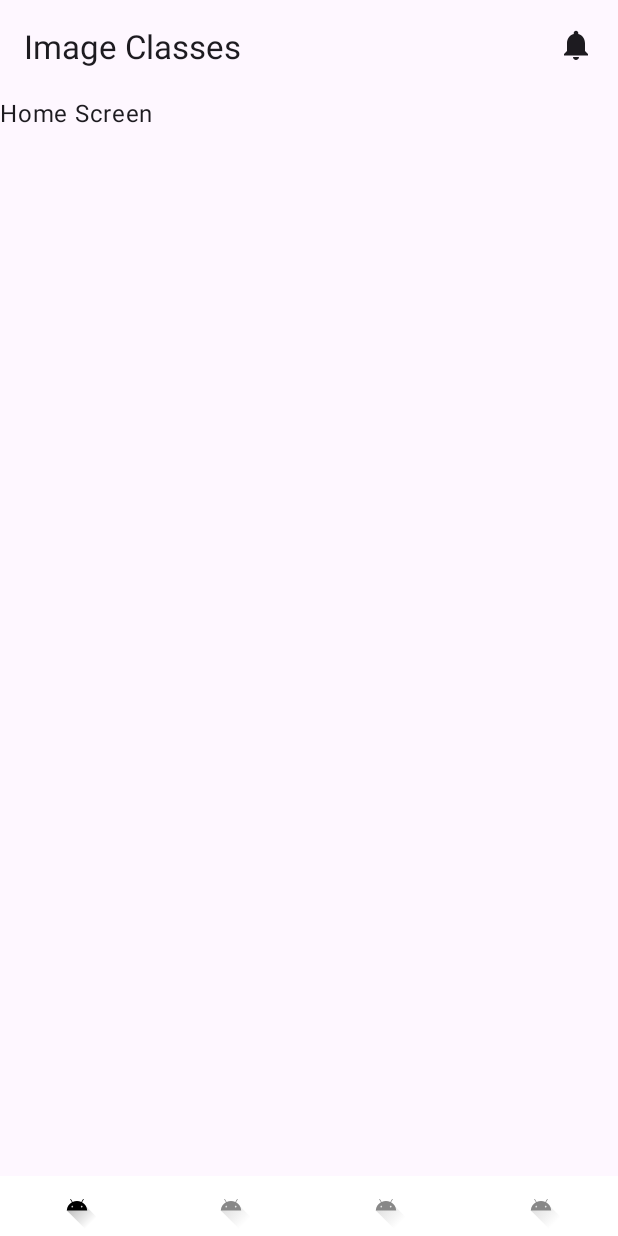
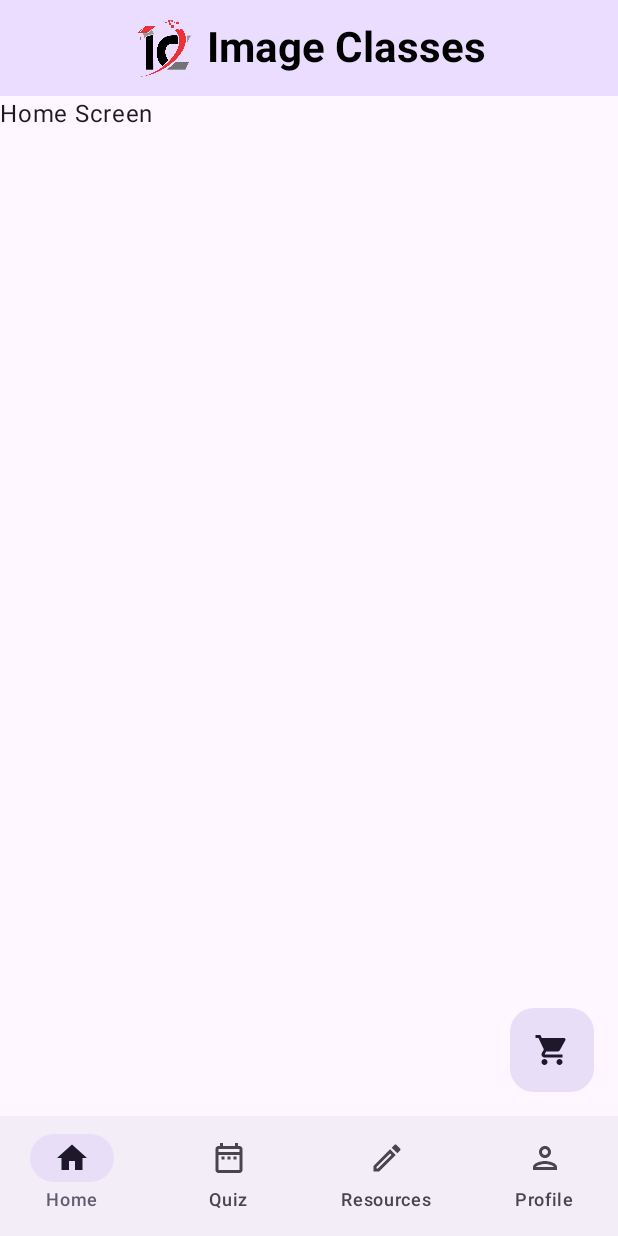
Before and after one commit to sadiquereyaz/best-book, an Android app built with Jetpack Compose: the screen it shows after launch (MainActivity), on a phone screen of 412 x 824 dp. Run offline under Robolectric (Android 15) with nearby library versions, the phone set to English and light mode, and no system bars; 1 statement that could not run was skipped.

Commit message:
app bar implemented

```diff
--- a/app/src/main/java/com/imageclasses/imageclasses/ui/AppNavigation.kt
+++ b/app/src/main/java/com/imageclasses/imageclasses/ui/AppNavigation.kt
@@ -4,18 +4,59 @@ import androidx.compose.foundation.layout.Row
 import androidx.compose.foundation.layout.Spacer
 import androidx.compose.foundation.layout.padding
 import androidx.compose.material.icons.Icons
+import androidx.compose.material.icons.filled.Add
+import androidx.compose.material.icons.filled.Check
+import androidx.compose.material.icons.filled.DateRange
+import androidx.compose.material.icons.filled.Edit
+import androidx.compose.material.icons.filled.Favorite
+import androidx.compose.material.icons.filled.Home
+import androidx.compose.material.icons.filled.Star
+import androidx.compose.material.icons.outlined.FavoriteBorder
+import androidx.compose.material.icons.outlined.Home
+import androidx.compose.material3.Icon
+import androidx.compose.material3.NavigationBar
+import androidx.compose.material3.NavigationBarItem
+import androidx.compose.material3.Text
+import androidx.compose.runtime.mutableIntStateOf
+import androidx.compose.runtime.remember
+
+import androidx.compose.material.icons.filled.Favorite
+import androidx.compose.material.icons.filled.Home
 import androidx.compose.material.icons.filled.Notifications
+import androidx.compose.material.icons.filled.Person
+import androidx.compose.material.icons.filled.ShoppingCart
+import androidx.compose.material.icons.filled.Star
+import androidx.compose.material.icons.outlined.FavoriteBorder
+import androidx.compose.material.icons.outlined.Home
+import androidx.compose.material3.BottomAppBar
+import androidx.compose.material3.BottomAppBarDefaults
+import androidx.compose.material3.CenterAlignedTopAppBar
 import androidx.compose.material3.ExperimentalMaterial3Api
+import androidx.compose.material3.FloatingActionButton
+import androidx.compose.material3.FloatingActionButtonDefaults
 import androidx.compose.material3.Icon
+import androidx.compose.material3.IconButton
+import androidx.compose.material3.MaterialTheme
+import androidx.compose.material3.NavigationBar
+import androidx.compose.material3.NavigationBarItem
 import androidx.compose.material3.Scaffold
 import androidx.compose.material3.Text
 import androidx.compose.material3.TopAppBar
+import androidx.compose.material3.TopAppBarDefaults
+import androidx.compose.material3.TopAppBarScrollBehavior
+import androidx.compose.material3.rememberTopAppBarState
 import androidx.compose.runtime.Composable
 import androidx.compose.runtime.LaunchedEffect
 import androidx.compose.runtime.getValue
+import androidx.compose.runtime.mutableIntStateOf
+import androidx.compose.runtime.remember
+import androidx.compose.runtime.setValue
 import androidx.compose.ui.Modifier
 import androidx.compose.ui.graphics.BlendMode.Companion.Screen
+import androidx.compose.ui.text.font.FontWeight
+import androidx.compose.ui.text.style.TextOverflow
 import androidx.compose.ui.unit.dp
+import androidx.compose.ui.unit.sp
 import androidx.navigation.NavHostController
 import androidx.navigation.compose.NavHost
 import androidx.navigation.compose.composable
@@ -23,6 +64,7 @@ import androidx.navigation.compose.currentBackStackEntryAsState
 import androidx.navigation.compose.rememberNavController
 import androidx.navigation.navigation
 import com.imageclasses.imageclasses.navigation.DestinationScreen
+import com.imageclasses.imageclasses.ui.components.ImageClassesTitle
 import com.imageclasses.imageclasses.ui.feature.account.profile.ProfileScreen
 import com.imageclasses.imageclasses.ui.feature.account.auth.AuthScreen
 import com.imageclasses.imageclasses.ui.feature.bookList.BookListScreen
@@ -32,20 +74,26 @@ import com.treeto.treeto.ui.feature.home.HomeScreen
 @Composable
 fun AppNavigation(modifier: Modifier = Modifier) {
     val navController: NavHostController = rememberNavController()
+    val scrollBehavior = TopAppBarDefaults.pinnedScrollBehavior(rememberTopAppBarState())
     Scaffold(
         topBar = {
-            TopAppBar(
+            CenterAlignedTopAppBar(
                 title = {
-                    Row {
-                        Text(text = "Image Classes")
-                        Spacer(Modifier.weight(1f))
-                        Icon(
-                            imageVector = Icons.Default.Notifications,
-                            contentDescription = "Notifications",
-                            modifier = Modifier.padding(end = 16.dp)
-                        )
-                    }
-                }
+                    if (true) ImageClassesTitle()
+                    else Text(
+                        text = "Heading",
+                        modifier = Modifier,
+                        fontWeight = FontWeight.Bold,
+//                        fontSize = 28.sp,
+                        maxLines = 1,
+                        overflow = TextOverflow.Ellipsis
+                    )
+                },
+                colors = TopAppBarDefaults.topAppBarColors(
+                    containerColor = MaterialTheme.colorScheme.primaryContainer,
+                    titleContentColor = MaterialTheme.colorScheme.primary,
+                ),
+                scrollBehavior = scrollBehavior
             )
         },
         bottomBar = {
@@ -53,12 +101,23 @@ fun AppNavigation(modifier: Modifier = Modifier) {
                 selectedItem = BottomNavigationItem.HOME,
                 navController = navController
             )
+
+
+        },
+        floatingActionButton = {
+            FloatingActionButton(
+                onClick = { /* do something */ },
+                containerColor = BottomAppBarDefaults.bottomAppBarFabColor,
+                elevation = FloatingActionButtonDefaults.bottomAppBarFabElevation()
+            ) {
+                Icon(Icons.Filled.ShoppingCart, "Localized description")
+            }
         }
     ) { innerPadding ->
         val isLoggedIn = isLoggedIn()
         LaunchedEffect(isLoggedIn) {
             if (!isLoggedIn) {
-                navController.navigate(DestinationScreen.auth.route){
+                navController.navigate(DestinationScreen.auth.route) {
                     popUpTo(DestinationScreen.auth.route) { inclusive = true }
                 }
             }
@@ -71,7 +130,7 @@ fun AppNavigation(modifier: Modifier = Modifier) {
             navigation(
                 route = DestinationScreen.ots.route,
                 startDestination = DestinationScreen.intro.route
-            ){
+            ) {
                 composable(route = DestinationScreen.intro.route) {
                     //IntroScreen()
                 }
--- a/app/src/main/java/com/imageclasses/imageclasses/ui/BottomNavigationMenu.kt
+++ b/app/src/main/java/com/imageclasses/imageclasses/ui/BottomNavigationMenu.kt
@@ -1,45 +1,59 @@
 package com.imageclasses.imageclasses.ui
 
-import androidx.compose.foundation.Image
-import androidx.compose.foundation.background
-import androidx.compose.foundation.clickable
-import androidx.compose.foundation.layout.Row
-import androidx.compose.foundation.layout.fillMaxWidth
-import androidx.compose.foundation.layout.padding
-import androidx.compose.foundation.layout.size
-import androidx.compose.foundation.layout.wrapContentHeight
+import android.graphics.drawable.Icon
+import androidx.compose.material.icons.Icons
+import androidx.compose.material.icons.filled.DateRange
+import androidx.compose.material.icons.filled.Edit
+import androidx.compose.material.icons.filled.Favorite
+import androidx.compose.material.icons.filled.Home
+import androidx.compose.material.icons.filled.Person
+import androidx.compose.material.icons.filled.Star
+import androidx.compose.material.icons.outlined.DateRange
+import androidx.compose.material.icons.outlined.Edit
+import androidx.compose.material.icons.outlined.FavoriteBorder
+import androidx.compose.material.icons.outlined.Home
+import androidx.compose.material.icons.outlined.Person
+import androidx.compose.material3.Icon
+import androidx.compose.material3.NavigationBar
+import androidx.compose.material3.NavigationBarItem
+import androidx.compose.material3.Text
 import androidx.compose.runtime.Composable
-import androidx.compose.ui.Modifier
-import androidx.compose.ui.graphics.Color
-import androidx.compose.ui.graphics.ColorFilter
-import androidx.compose.ui.res.painterResource
-import androidx.compose.ui.unit.dp
+import androidx.compose.runtime.getValue
+import androidx.compose.runtime.mutableStateOf
+import androidx.compose.runtime.remember
+import androidx.compose.runtime.setValue
+import androidx.compose.ui.graphics.vector.ImageVector
 import androidx.navigation.NavController
 import com.imageclasses.imageclasses.R
 import com.imageclasses.imageclasses.navigation.DestinationScreen
 
 enum class BottomNavigationItem(
-    val icon: Int,
+    val selectedIcon: ImageVector,
+    val unSelectedIcon: ImageVector,
     val title: String,
     val destinationScreen: DestinationScreen
 ) {
     HOME(
-        icon = R.drawable.ic_launcher_foreground,
+        selectedIcon = Icons.Filled.Home,
+        unSelectedIcon = Icons.Outlined.Home,
         title = "Home",
         destinationScreen = DestinationScreen.home
     ),
     QUIZ(
-        icon = R.drawable.ic_launcher_foreground,
+        selectedIcon = Icons.Filled.DateRange,
+        unSelectedIcon = Icons.Outlined.DateRange,
         title = "Quiz",
         destinationScreen = DestinationScreen.userProfile
     ),
     USER_RESOURCES(
-        icon = R.drawable.ic_launcher_foreground,
+        selectedIcon = Icons.Filled.Edit,
+        unSelectedIcon = Icons.Outlined.Edit,
         title = "Resources",
         destinationScreen = DestinationScreen.home
     ),
     PROFILE(
-        icon = R.drawable.ic_launcher_foreground,
+        selectedIcon = Icons.Filled.Person,
+        unSelectedIcon = Icons.Outlined.Person,
         title = "Profile",
         destinationScreen = DestinationScreen.userProfile
     ),
@@ -47,30 +61,29 @@ enum class BottomNavigationItem(
 
 @Composable
 fun BottomNavigationMenu(
-    selectedItem: BottomNavigationItem,
     navController: NavController
 ) {
-    Row(
-        modifier = Modifier
-            .fillMaxWidth()
-            .wrapContentHeight()
-            .padding(top = 4.dp)
-            .background(color = Color.White)
-    ) {
+    var selectedItem by remember { mutableStateOf(BottomNavigationItem.HOME) }
+    val items = listOf("Home", "Quiz", "Playlists")
+    val selectedIcons = listOf(Icons.Filled.Home, Icons.Filled.Favorite, Icons.Filled.Star)
+    val unselectedIcons =
+        listOf(Icons.Outlined.Home, Icons.Outlined.FavoriteBorder, Icons.Outlined.Home)
+
+    NavigationBar {
         for (item in BottomNavigationItem.entries) {
-            Image(
-                modifier = Modifier
-                    .size(40.dp)
-                    .padding(4.dp)
-                    .weight(1f)
-                    .clickable {
-                        navController.navigate(item.destinationScreen.route){
-                            launchSingleTop = true
-                        }
-                    },
-                painter = painterResource(item.icon),
-                contentDescription = item.title,
-                colorFilter = if (item == selectedItem) ColorFilter.tint(Color.Black) else ColorFilter.tint(Color.Gray)
+            NavigationBarItem(
+                icon = {
+                    Icon(
+                        if (item == selectedItem) item.selectedIcon else item.unSelectedIcon,
+                        contentDescription = item.title
+                    )
+                },
+                label = {
+                    Text(item.title)
+                },
+                selected = selectedItem == item,
+                onClick = { selectedItem = item }
+
             )
         }
     }
--- /dev/null
+++ b/app/src/main/java/com/imageclasses/imageclasses/ui/components/ImageClassesTitle.kt
@@ -0,0 +1,45 @@
+package com.imageclasses.imageclasses.ui.components
+
+import androidx.compose.foundation.Image
+import androidx.compose.foundation.layout.Arrangement
+import androidx.compose.foundation.layout.Row
+import androidx.compose.foundation.layout.size
+import androidx.compose.material3.MaterialTheme
+import androidx.compose.material3.Text
+import androidx.compose.runtime.Composable
+import androidx.compose.ui.Alignment
+import androidx.compose.ui.Modifier
+import androidx.compose.ui.res.painterResource
+import androidx.compose.ui.text.SpanStyle
+import androidx.compose.ui.text.buildAnnotatedString
+import androidx.compose.ui.text.font.FontWeight
+import androidx.compose.ui.text.withStyle
+import androidx.compose.ui.unit.dp
+import androidx.compose.ui.unit.sp
+import com.imageclasses.imageclasses.R
+
+@Composable
+fun ImageClassesTitle(modifier: Modifier = Modifier) {
+    Row(
+        modifier = modifier,
+        verticalAlignment = Alignment.CenterVertically,
+        horizontalArrangement = Arrangement.spacedBy(8.dp)
+    ) {
+        Image(
+            painter = painterResource(R.drawable.pngsqonlylogo), "logo",
+            modifier = Modifier.size(42.dp)
+        )
+        Text(
+            text = "Image Classes",
+            fontWeight = FontWeight.Bold,
+            fontSize = 28.sp,
+            color = MaterialTheme.colorScheme.scrim
+        )
+        /*  buildAnnotatedString {
+              withStyle(style = SpanStyle(color = MaterialTheme.colorScheme.primary, fontSize = 32.sp)) {
+                  append("Image")
+              }
+              append("Classes ")
+          }*/
+    }
+}
--- a/app/src/main/java/com/imageclasses/imageclasses/ui/feature/account/profile/ProfileScreen.kt
+++ b/app/src/main/java/com/imageclasses/imageclasses/ui/feature/account/profile/ProfileScreen.kt
@@ -1,9 +1,27 @@
 package com.imageclasses.imageclasses.ui.feature.account.profile
 
+import androidx.compose.material3.Text
 import androidx.compose.runtime.Composable
 import androidx.compose.ui.Modifier
+import androidx.compose.ui.graphics.Brush
+import androidx.compose.ui.graphics.Color.Companion.Blue
+import androidx.compose.ui.graphics.Color.Companion.Cyan
+import androidx.compose.ui.graphics.Color.Companion.Magenta
+import androidx.compose.ui.text.TextStyle
+import androidx.compose.ui.text.font.FontWeight
+import androidx.compose.ui.unit.sp
 
 @Composable
 fun ProfileScreen(modifier: Modifier = Modifier){
-
+    val gradientColors = listOf(Cyan, Blue, Magenta /*...*/)
+    Text(
+        text = "Sadique Reyaz",
+        fontSize = 32.sp,
+        fontWeight = FontWeight.Bold,
+        style = TextStyle(
+            brush = Brush.linearGradient(
+                colors = gradientColors
+            )
+        )
+    )
 }
```
Also changed, not shown: app/src/main/res/drawable/pngsqonlylogo.png (added).
